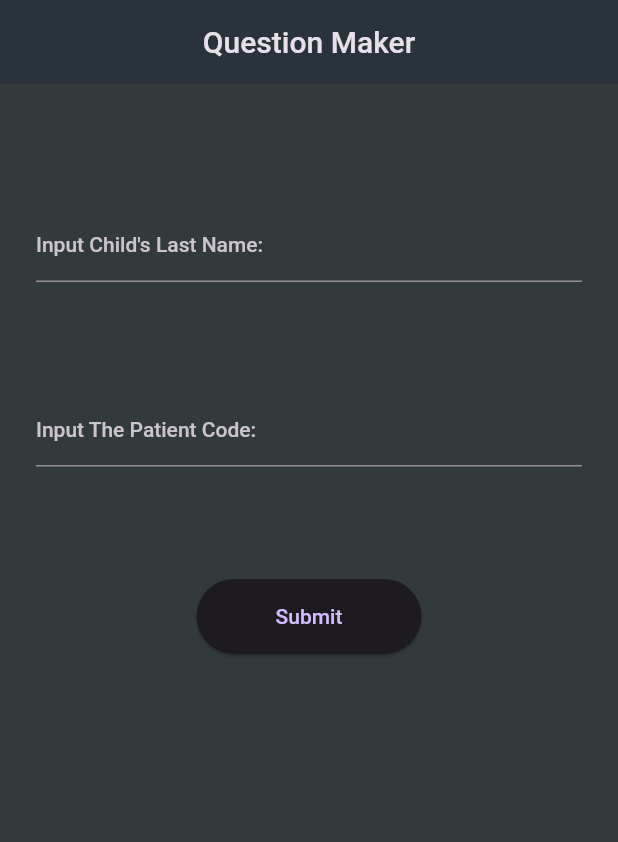
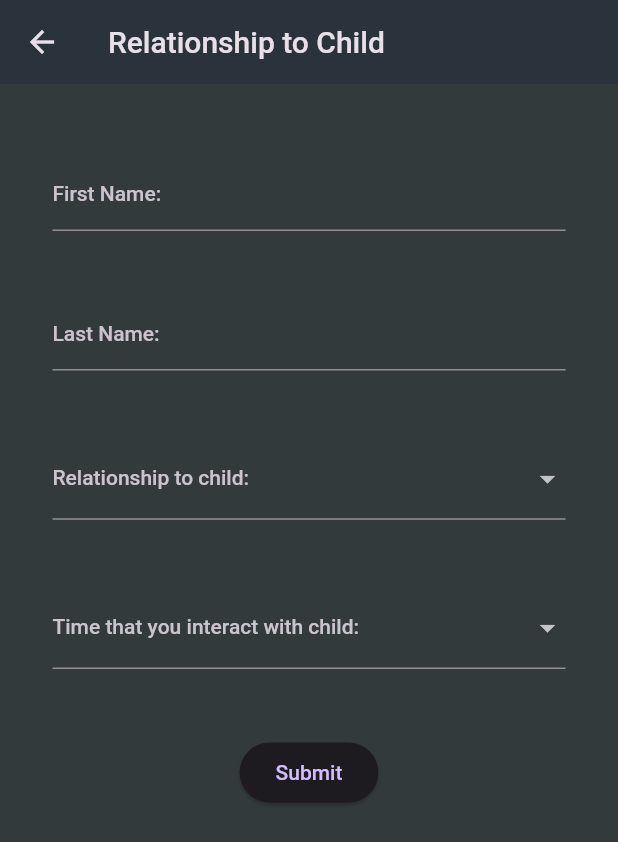
Before and after one commit to adamWinebarger/questionmakerflutterprototype, a Flutter app: the screen it shows after launch, after a tap on "Submit", on a phone screen of 412 x 824 dp. Shown: the top 842 px of the screen. Run offline on Flutter 3.47's test engine with Material 2 defaults, Android fonts, the phone set to English and light mode, and no system bars.

Commit message:
Added full funcitonality to the Relationship screen and the transition to the answerer screen. Still need to put in the validation on those screens as well as the calls to Firebase.

```diff
--- /dev/null
+++ b/lib/data/answerer_enum_data.dart
@@ -0,0 +1,14 @@
+import 'package:questionmakermobile/models/answerer.dart';
+
+const relationshipCategories = {
+  Relationship.parentOrGuardian: 'Parent/Guardian',
+  Relationship.teacher: 'Teacher or Caretaker',
+  Relationship.other: 'Other'
+};
+
+const answerCategories = {
+  Answers.notAtAll: "Not at all",
+  Answers.sometimes: "Sometimes",
+  Answers.alot: "A lot",
+  Answers.always: "All the time"
+};
--- /dev/null
+++ b/lib/data/testchild.dart
@@ -0,0 +1,14 @@
+import 'package:questionmakermobile/models/child.dart';
+
+final _questions = [
+  "The child has trouble sitting still",
+  "The child completes their homework on time",
+  "The child is kind of an asshole"
+];
+
+
+final testChild = Child("Smith", "f0bb6de2d55476db07b9664eb61ba203f9bce4bf", _questions);
+
+final testChildren = [
+
+];
--- a/lib/main.dart
+++ b/lib/main.dart
@@ -1,4 +1,7 @@
+import 'package:flutter/cupertino.dart';
 import 'package:flutter/material.dart';
+import 'package:questionmakermobile/data/testchild.dart';
+import 'package:questionmakermobile/widgets/relationshipscreen.dart';
 import 'package:questionmakermobile/widgets/mainscreenwidgets.dart';
 
 void main() {
@@ -38,9 +41,44 @@ class HomeScreen extends StatefulWidget {
 class HomeScreenState extends State<HomeScreen> {
 
   //final lastNameBoxController = TextEditingController()
+  final _formkey = GlobalKey<FormState>();
+
   String _lastName = "", _patientCode = "";
+  bool _isSending = false;
 
-  void _check4Child() {
+  void _submitButtonPressed() {
+    //Firbase logic needs to go here... really all of our logic can go here
+
+    //first we need to check that the app can connect with the firestore database
+    //then we need to check for the existence of the child within the database
+
+    //if we find the child, then we need to go to the next screen
+    //if not, then there needs to be some kind of error message saying it doesn't exist
+    //also need an error message that tells you if the app couldn't connect to the database
+    setState(() {
+      _isSending = true;
+    });
+
+    _go2RelationshipScreen();
+
+    setState(() {
+      _isSending = false;
+    });
+  }
+
+  void _go2RelationshipScreen() {
+    Navigator.push(
+      context,
+      MaterialPageRoute(
+          builder: (context) => RelationshipScreen(testChild)
+      )
+    );
+
+  }
+
+  bool _check4Child() {
+
+    return true;
 
   }
 
@@ -53,9 +91,10 @@ class HomeScreenState extends State<HomeScreen> {
       body: Padding(
         padding: const EdgeInsets.all(24),
         child: Form(
+          key: _formkey,
           child: Column(
             children: [
-              const SizedBox(height: 60,),
+              const SizedBox(height: 30,),
               TextFormField(
                 decoration: const MainScreenTextEntryInputDeco(
                   labelText: "Input Child's Last Name:"
@@ -91,8 +130,12 @@ class HomeScreenState extends State<HomeScreen> {
                 width: 150,
                 height: 50,
                 child: ElevatedButton(
-                  onPressed: _check4Child,
-                  child: const Text("Submit"),
+                  onPressed: _submitButtonPressed,
+                  child: _isSending ? const SizedBox(
+                    height: 16,
+                    width: 16,
+                    child: CircularProgressIndicator(),
+                  ) : const Text("Submit")
                 )
               )
             ],
--- /dev/null
+++ b/lib/models/answerer.dart
@@ -0,0 +1,34 @@
+import 'package:questionmakermobile/models/child.dart';
+
+enum TimeOfInteraction {
+  morning,
+  afternoon,
+  both,
+  other
+}
+
+enum Relationship {
+  parentOrGuardian,
+  teacher,
+  other
+}
+
+enum Answers {
+  notAtAll,
+  sometimes,
+  alot,
+  always
+}
+
+class Answerer {
+  Answerer(this.childInQuestion, this.lastName, this.firstName,
+      this.timeOfDay, this.relationship);
+
+  Child childInQuestion;
+  String lastName, firstName;
+  TimeOfInteraction timeOfDay;
+  Relationship relationship;
+
+
+
+}
--- /dev/null
+++ b/lib/models/child.dart
@@ -0,0 +1,11 @@
+import 'package:flutter/material.dart';
+
+class Child {
+  Child(this._lastName, this._patientCode, this.questions);
+
+  final String _lastName, _patientCode;
+  List<String> questions = [], answers = [];
+
+
+
+}
--- /dev/null
+++ b/lib/stringextension.dart
@@ -0,0 +1,7 @@
+
+
+extension StringExtension on String {
+  String capitalize() {
+    return "${this[0].toUpperCase()}${substring(1).toLowerCase()}";
+  }
+}
--- /dev/null
+++ b/lib/widgets/relationshipscreen.dart
@@ -0,0 +1,160 @@
+import 'package:flutter/cupertino.dart';
+import 'package:flutter/material.dart';
+import 'package:questionmakermobile/models/child.dart';
+import 'package:questionmakermobile/widgets/answerscreen.dart';
+import 'package:questionmakermobile/widgets/mainscreenwidgets.dart';
+import 'package:questionmakermobile/models/answerer.dart';
+import 'package:questionmakermobile/data/answerer_enum_data.dart';
+import 'package:questionmakermobile/stringextension.dart';
+
+class RelationshipScreen extends StatefulWidget {
+  RelationshipScreen(this._childInQuestion, {super.key});
+
+  final Child _childInQuestion;
+
+  @override
+  State<RelationshipScreen> createState() => _RelationshipScreenState();
+}
+
+class _RelationshipScreenState extends State<RelationshipScreen> {
+
+  bool _submitPressed = false;
+  String _lastName = "", _firstName = "";
+
+  late TimeOfInteraction _selectedTimeOfDay;
+  late Relationship _selectedRelationship;
+
+  void _submitButtonPressed() {
+    setState(() {
+      _submitPressed = true;
+    });
+
+    _go2AnswerScreen();
+
+    setState(() {
+      _submitPressed = false;
+    });
+
+  }
+
+  void _go2AnswerScreen() {
+
+    final answerer = Answerer(widget._childInQuestion, _lastName, _firstName,
+        _selectedTimeOfDay, _selectedRelationship);
+
+    Navigator.push(
+      context,
+      MaterialPageRoute(
+          builder: (context) => AnswerScreen(answerer)
+      )
+    );
+
+  }
+
+  @override
+  Widget build(context) {
+    return Scaffold(
+      appBar: AppBar(
+        title: const Text("Relationship to Child"),
+      ),
+      body: Padding(
+        padding: const EdgeInsets.all(35),
+        child: SingleChildScrollView(
+          child: Form(
+            child: Column(
+              children: [
+                const SizedBox(height: 15,),
+                TextFormField(
+                  decoration: const MainScreenTextEntryInputDeco(
+                      labelText: "First Name:"
+                  ),
+                  validator: (value) {
+                    if (value == null || value.isEmpty || value.trim().length <= 1) {
+                      return 'Invalid first name detected.';
+                    }
+                    return null;
+                  },
+                  onSaved: (value) {
+                    _firstName = value!;
+                  },
+                ),
+                const SizedBox(height: 45),
+                TextFormField(
+                  decoration: const MainScreenTextEntryInputDeco(
+                      labelText: "Last Name:"
+                  ),
+                  validator: (value) {
+                    if (value == null || value.isEmpty || value.trim().length <= 1) {
+                      return 'Invalid last name detected';
+                    }
+                    return null;
+                  },
+                  onSaved: (value) {
+                    _lastName = value!;
+                  },
+                ),
+                const SizedBox(height: 45,),
+                DropdownButtonFormField(
+                  items: [
+                    for (final category in relationshipCategories.entries)
+                      DropdownMenuItem(
+                          value: category.key,
+                          child: Text(category.value)
+                      )
+                  ],
+                  onChanged: (value) {
+                    setState(() {
+                      _selectedRelationship = value!;
+                    });
+                  },
+                  validator: (value) {
+                    if (value == null) {
+                      return 'You must select a relationship category from the options listed';
+                    }
+                    return null;
+                  },
+                  decoration: const MainScreenTextEntryInputDeco(
+                      labelText: "Relationship to child:"
+                  ),
+                ),
+                const SizedBox(height: 45,),
+                DropdownButtonFormField(
+                  decoration: const MainScreenTextEntryInputDeco(
+                      labelText: "Time that you interact with child:"
+                  ),
+                  items: [
+                    for (final category in TimeOfInteraction.values)
+                      DropdownMenuItem(
+                          value: category,
+                          child: Text(category.name.capitalize())
+                      )
+                  ],
+                  onChanged: (value) {
+                    setState(() {
+                      _selectedTimeOfDay = value!;
+                    });
+                  },
+                  validator: (value) {
+                    if (value == null) {
+                      return 'You must select an interaction time from the options listed.';
+                    }
+                    return null;
+                  },
+                ),
+                const SizedBox(height: 45,),
+                ElevatedButton(
+                    onPressed: _submitButtonPressed,
+                    child: _submitPressed ? const SizedBox(
+                      height: 16,
+                      width: 16,
+                      child: CircularProgressIndicator(),
+                    ) : const Text("Submit")
+                )
+              ],
+            ),
+          ),
+        )
+      ),
+    );
+  }
+}
```
Also changed, not shown: lib/widgets/answerscreen.dart (added, +35 -0 lines).
